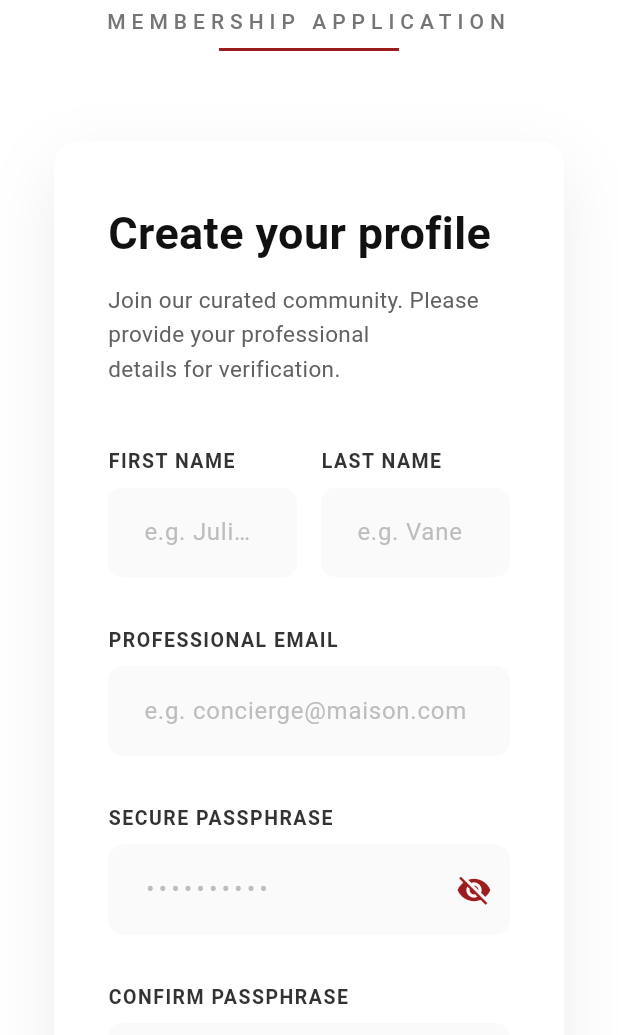
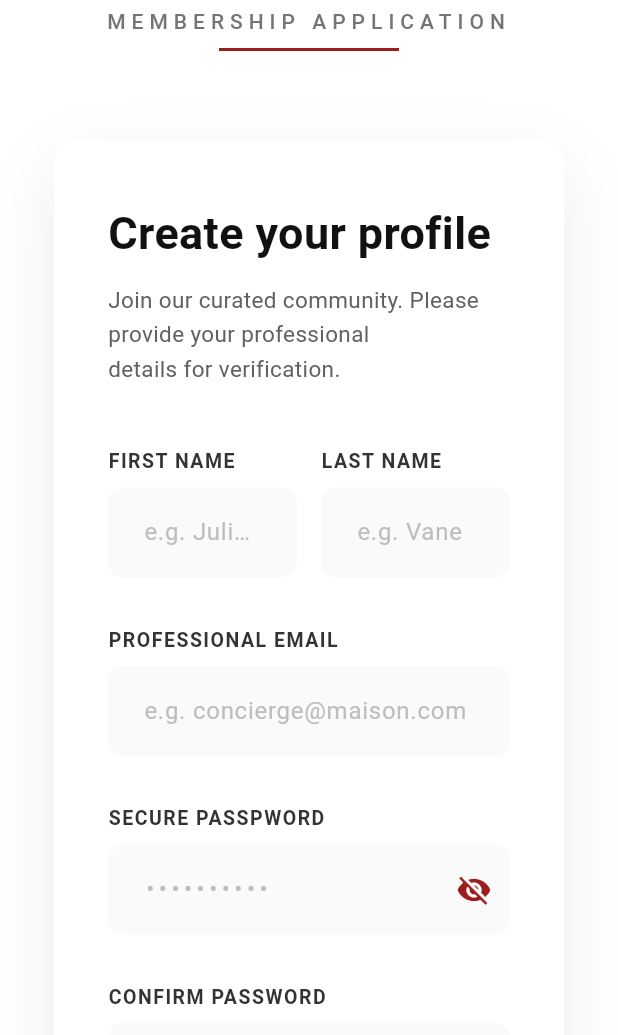
Before and after one commit to SirJmss/Alumni-Management-System, a Flutter app: the RegisterScreen screen opened by its route, on a phone screen of 412 x 824 dp, the part 201-1236 px from its top. Run offline on Flutter 3.47's test engine with Material 3 defaults, Android fonts, the phone set to English and light mode, and no system bars; our stand-ins replace cloud_firestore, firebase_auth, firebase_core, google_fonts; accounts and stored records are empty.

Commit message:
some minor changes

```diff
--- a/lib/features/auth/presentation/screens/register_screen.dart
+++ b/lib/features/auth/presentation/screens/register_screen.dart
@@ -312,7 +312,7 @@ class _RegisterScreenState extends State<RegisterScreen> {
 
                         // Secure Passphrase
                         const Text(
-                          'SECURE PASSPHRASE',
+                          'SECURE PASSPWORD',
                           style: TextStyle(
                             fontSize: 13,
                             fontWeight: FontWeight.w600,
@@ -352,7 +352,7 @@ class _RegisterScreenState extends State<RegisterScreen> {
 
                         // Confirm Passphrase
                         const Text(
-                          'CONFIRM PASSPHRASE',
+                          'CONFIRM PASSWORD',
                           style: TextStyle(
                             fontSize: 13,
                             fontWeight: FontWeight.w600,
--- a/lib/features/dashboard/presentation/screens/dashboard_screen.dart
+++ b/lib/features/dashboard/presentation/screens/dashboard_screen.dart
@@ -1,7 +1,6 @@
 import 'package:cloud_firestore/cloud_firestore.dart';
 import 'package:firebase_auth/firebase_auth.dart';
 import 'package:flutter/material.dart';
-import 'package:intl/intl.dart';
 import 'package:google_fonts/google_fonts.dart';
 
 import 'package:alumni/features/profile/presentation/screens/profile_screen.dart';
```
